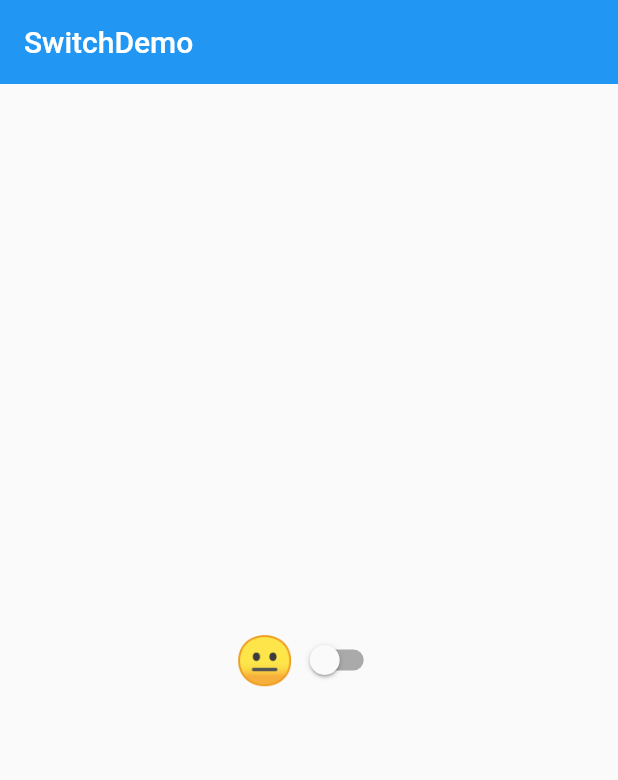
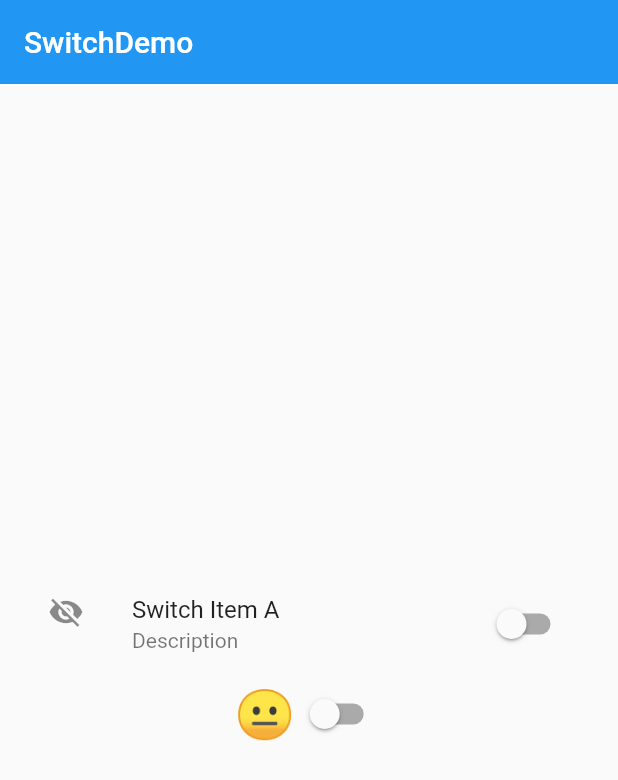
Before and after one commit to YuDongZhang/flutter_app_learn, a Flutter app: the SwitchDemo screen opened directly, on a phone screen of 412 x 824 dp. Shown: the top 780 px of the screen. Run offline on Flutter 3.47's test engine with Material 2 defaults, Android fonts, the phone set to English and light mode, and no system bars.

Commit message:
SwitchListTile：带标签与图标的开关

```diff
--- a/lib/20-宁浩教程练习/demo/switch_demo.dart
+++ b/lib/20-宁浩教程练习/demo/switch_demo.dart
@@ -20,6 +20,18 @@ class _SwitchDemoState extends State<SwitchDemo> {
         child: Column(
           mainAxisAlignment: MainAxisAlignment.center,
           children: <Widget>[
+            SwitchListTile(
+              value: _switchItemA,
+              onChanged: (value) {
+                setState(() {
+                  _switchItemA = value;
+                });
+              },
+              title: Text('Switch Item A'),
+              subtitle: Text('Description'),
+              secondary: Icon(_switchItemA ? Icons.visibility : Icons.visibility_off),
+              selected: _switchItemA,//是否激活变色
+            ),
             Row(
               mainAxisAlignment: MainAxisAlignment.center,
               children: <Widget>[
```
